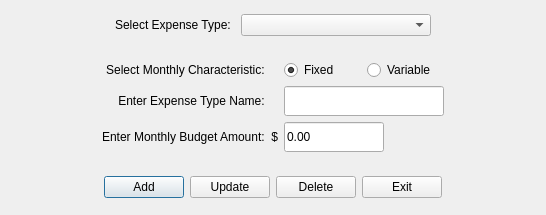
First picture: the form in CashFlowManager/addexpensetypedialog.ui, repository epw7856/CashFlowManager, before the edit.
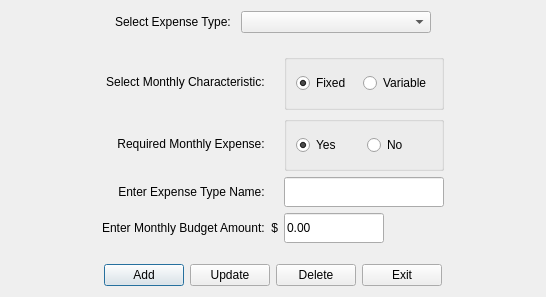
Second picture: the form after the edit.

Commit message: Added a flag to expense types to signify required monthly expenses.

What changed in the file:
```diff
--- a/CashFlowManager/addexpensetypedialog.ui
+++ b/CashFlowManager/addexpensetypedialog.ui
@@ -10,7 +10,7 @@
     <x>0</x>
     <y>0</y>
     <width>546</width>
-    <height>215</height>
+    <height>297</height>
    </rect>
   </property>
   <property name="font">
@@ -97,7 +97,7 @@
    </item>
    <item>
     <layout class="QGridLayout" name="gridLayout">
-     <item row="3" column="1">
+     <item row="4" column="1">
       <widget class="QLabel" name="label_5">
        <property name="text">
         <string>Enter Monthly Budget Amount:  $</string>
@@ -107,7 +107,20 @@
        </property>
       </widget>
      </item>
-     <item row="1" column="0">
+     <item row="0" column="3">
+      <spacer name="horizontalSpacer_12">
+       <property name="orientation">
+        <enum>Qt::Horizontal</enum>
+       </property>
+       <property name="sizeHint" stdset="0">
+        <size>
+         <width>40</width>
+         <height>20</height>
+        </size>
+       </property>
+      </spacer>
+     </item>
+     <item row="2" column="0">
       <spacer name="horizontalSpacer_9">
        <property name="orientation">
         <enum>Qt::Horizontal</enum>
@@ -120,30 +133,7 @@
        </property>
       </spacer>
      </item>
-     <item row="3" column="0">
-      <spacer name="horizontalSpacer_7">
-       <property name="orientation">
-        <enum>Qt::Horizontal</enum>
-       </property>
-       <property name="sizeHint" stdset="0">
-        <size>
-         <width>40</width>
-         <height>20</height>
-        </size>
-       </property>
-      </spacer>
-     </item>
-     <item row="1" column="1">
-      <widget class="QLabel" name="label_4">
-       <property name="text">
-        <string>Enter Expense Type Name:    </string>
-       </property>
-       <property name="alignment">
-        <set>Qt::AlignRight|Qt::AlignTrailing|Qt::AlignVCenter</set>
-       </property>
-      </widget>
-     </item>
-     <item row="3" column="2">
+     <item row="4" column="2">
       <widget class="QLineEdit" name="lineEditBudgetAmount">
        <property name="minimumSize">
         <size>
@@ -162,47 +152,41 @@
        </property>
       </widget>
      </item>
-     <item row="1" column="2">
-      <widget class="QLineEdit" name="lineEditName">
-       <property name="minimumSize">
-        <size>
-         <width>160</width>
-         <height>30</height>
-        </size>
-       </property>
-       <property name="maximumSize">
-        <size>
-         <width>160</width>
-         <height>30</height>
-        </size>
-       </property>
-      </widget>
-     </item>
-     <item row="3" column="3">
-      <spacer name="horizontalSpacer_8">
-       <property name="orientation">
-        <enum>Qt::Horizontal</enum>
-       </property>
-       <property name="sizeHint" stdset="0">
-        <size>
-         <width>40</width>
-         <height>20</height>
-        </size>
-       </property>
-      </spacer>
-     </item>
-     <item row="1" column="3">
-      <spacer name="horizontalSpacer_10">
-       <property name="orientation">
-        <enum>Qt::Horizontal</enum>
-       </property>
-       <property name="sizeHint" stdset="0">
-        <size>
-         <width>40</width>
-         <height>20</height>
-        </size>
-       </property>
-      </spacer>
+     <item row="0" column="2">
+      <layout class="QHBoxLayout" name="horizontalLayout_3">
+       <item>
+        <widget class="QGroupBox" name="groupBoxMonthlyCharacteristic">
+         <property name="title">
+          <string/>
+         </property>
+         <property name="alignment">
+          <set>Qt::AlignCenter</set>
+         </property>
+         <property name="flat">
+          <bool>false</bool>
+         </property>
+         <layout class="QHBoxLayout" name="horizontalLayout_5">
+          <item>
+           <widget class="QRadioButton" name="radioButtonFixed">
+            <property name="text">
+             <string>Fixed</string>
+            </property>
+            <property name="checked">
+             <bool>true</bool>
+            </property>
+           </widget>
+          </item>
+          <item>
+           <widget class="QRadioButton" name="radioButtonVariable">
+            <property name="text">
+             <string>Variable</string>
+            </property>
+           </widget>
+          </item>
+         </layout>
+        </widget>
+       </item>
+      </layout>
      </item>
      <item row="0" column="1">
       <widget class="QLabel" name="label_3">
@@ -214,29 +198,50 @@
        </property>
       </widget>
      </item>
-     <item row="0" column="2">
-      <layout class="QHBoxLayout" name="horizontalLayout_3">
-       <item>
-        <widget class="QRadioButton" name="radioButtonFixed">
-         <property name="text">
-          <string>Fixed</string>
-         </property>
-         <property name="checked">
-          <bool>true</bool>
-         </property>
-        </widget>
-       </item>
-       <item>
-        <widget class="QRadioButton" name="radioButtonVariable">
-         <property name="text">
-          <string>Variable</string>
-         </property>
-        </widget>
-       </item>
-      </layout>
+     <item row="2" column="2">
+      <widget class="QLineEdit" name="lineEditName">
+       <property name="minimumSize">
+        <size>
+         <width>160</width>
+         <height>30</height>
+        </size>
+       </property>
+       <property name="maximumSize">
+        <size>
+         <width>160</width>
+         <height>30</height>
+        </size>
+       </property>
+      </widget>
      </item>
-     <item row="0" column="3">
-      <spacer name="horizontalSpacer_12">
+     <item row="4" column="3">
+      <spacer name="horizontalSpacer_8">
+       <property name="orientation">
+        <enum>Qt::Horizontal</enum>
+       </property>
+       <property name="sizeHint" stdset="0">
+        <size>
+         <width>40</width>
+         <height>20</height>
+        </size>
+       </property>
+      </spacer>
+     </item>
+     <item row="2" column="3">
+      <spacer name="horizontalSpacer_10">
+       <property name="orientation">
+        <enum>Qt::Horizontal</enum>
+       </property>
+       <property name="sizeHint" stdset="0">
+        <size>
+         <width>40</width>
+         <height>20</height>
+        </size>
+       </property>
+      </spacer>
+     </item>
+     <item row="4" column="0">
+      <spacer name="horizontalSpacer_7">
        <property name="orientation">
         <enum>Qt::Horizontal</enum>
        </property>
@@ -261,6 +266,85 @@
        </property>
       </spacer>
      </item>
+     <item row="2" column="1">
+      <widget class="QLabel" name="label_4">
+       <property name="text">
+        <string>Enter Expense Type Name:    </string>
+       </property>
+       <property name="alignment">
+        <set>Qt::AlignRight|Qt::AlignTrailing|Qt::AlignVCenter</set>
+       </property>
+      </widget>
+     </item>
+     <item row="1" column="1">
+      <widget class="QLabel" name="label">
+       <property name="text">
+        <string>Required Monthly Expense:    </string>
+       </property>
+       <property name="alignment">
+        <set>Qt::AlignRight|Qt::AlignTrailing|Qt::AlignVCenter</set>
+       </property>
+      </widget>
+     </item>
+     <item row="1" column="0">
+      <spacer name="horizontalSpacer_5">
+       <property name="orientation">
+        <enum>Qt::Horizontal</enum>
+       </property>
+       <property name="sizeHint" stdset="0">
+        <size>
+         <width>40</width>
+         <height>20</height>
+        </size>
+       </property>
+      </spacer>
+     </item>
+     <item row="1" column="3">
+      <spacer name="horizontalSpacer_6">
+       <property name="orientation">
+        <enum>Qt::Horizontal</enum>
+       </property>
+       <property name="sizeHint" stdset="0">
+        <size>
+         <width>40</width>
+         <height>20</height>
+        </size>
+       </property>
+      </spacer>
+     </item>
+     <item row="1" column="2">
+      <layout class="QHBoxLayout" name="horizontalLayout_4">
+       <item>
+        <widget class="QGroupBox" name="groupBoxRequiredExpense">
+         <property name="title">
+          <string/>
+         </property>
+         <property name="alignment">
+          <set>Qt::AlignCenter</set>
+         </property>
+         <layout class="QHBoxLayout" name="horizontalLayout_6">
+          <item>
+           <widget class="QRadioButton" name="radioButtonRequired">
+            <property name="text">
+             <string>Yes</string>
+            </property>
+            <property name="checked">
+             <bool>true</bool>
+            </property>
+           </widget>
+          </item>
+          <item>
+           <widget class="QRadioButton" name="radioButtonNotRequired">
+            <property name="text">
+             <string>No</string>
+            </property>
+           </widget>
+          </item>
+         </layout>
+        </widget>
+       </item>
+      </layout>
+     </item>
     </layout>
    </item>
    <item>
```
The commit also changes 12 other files.
